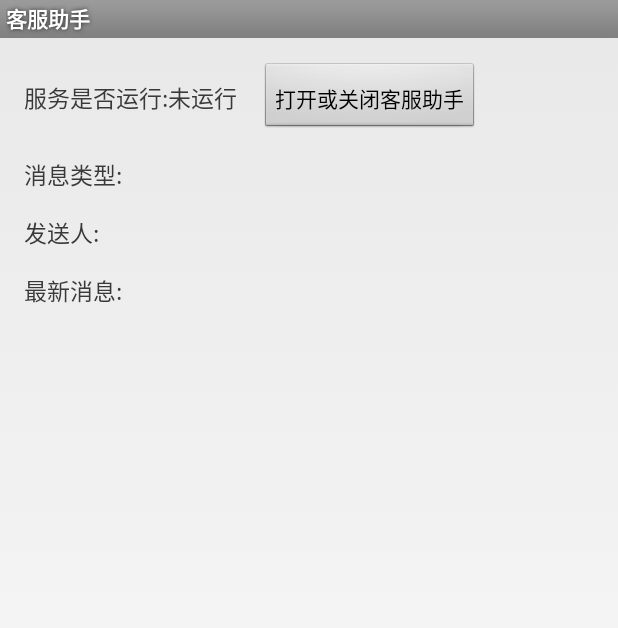
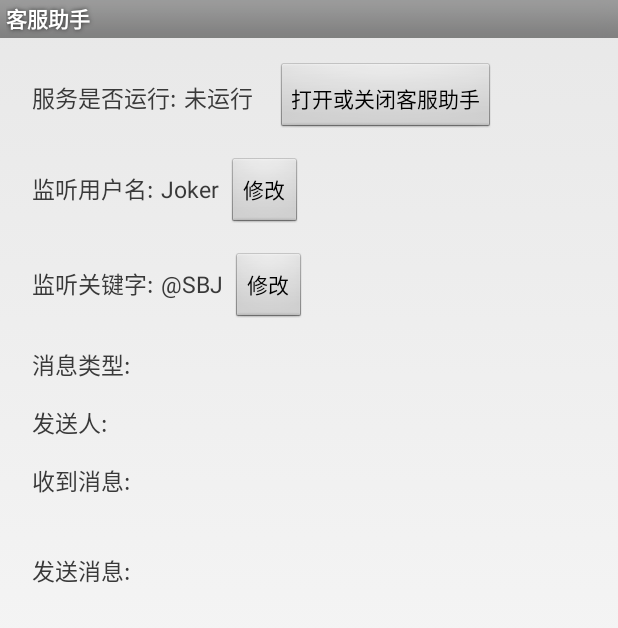
Before and after one commit to 826936079/CustmorHelper, an Android app: the screen it shows after launch (MainActivity), on a phone screen of 412 x 824 dp. Shown: the top 628 px of the screen. Run offline under Robolectric (Android 15) with nearby library versions, the phone set to English and light mode, and no system bars.

Commit message:
修改为@我+消息自动回复

```diff
--- a/app/src/main/AndroidManifest.xml
+++ b/app/src/main/AndroidManifest.xml
@@ -5,7 +5,7 @@
 
     <uses-sdk
         android:minSdkVersion="10"
-        android:targetSdkVersion="19" />
+        android:targetSdkVersion="23" />
 
 
     <uses-permission android:name="android.permission.WAKE_LOCK" />
--- a/app/src/main/java/com/custmorhelper/activity/MainActivity.java
+++ b/app/src/main/java/com/custmorhelper/activity/MainActivity.java
@@ -23,11 +23,13 @@ import com.custmorhelper.util.MyLog;
 public class MainActivity extends Activity {
 
     private static final String TAG = MainActivity.class.getSimpleName();
-    private Button startBtn;
-    private TextView isServiceRun;
-    private TextView messageType;
-    private TextView sender;
-    private TextView lastMessage;
+    private Button startButton;
+    private TextView isServiceRunTextView;
+    private TextView messageTypeTextView;
+    private TextView senderTextView;
+    private TextView receiveMessageTextView;
+    private TextView sendMessageTextView;
+    private Button listenerKeywordButton;
 
     private MainReceiver mainReceiver;
 
@@ -48,14 +50,16 @@ public class MainActivity extends Activity {
 
     private void initView() {
 
-        startBtn = (Button) findViewById(R.id.start);
-        messageType = (TextView) findViewById(R.id.messageType);
-        sender = (TextView) findViewById(R.id.sender);
-        lastMessage = (TextView) findViewById(R.id.lastMessage);
-        isServiceRun = (TextView) findViewById(R.id.isServiceRun);
+        startButton = (Button) findViewById(R.id.startButton);
+        messageTypeTextView = (TextView) findViewById(R.id.messageTypeTextView);
+        senderTextView = (TextView) findViewById(R.id.senderTextView);
+        receiveMessageTextView = (TextView) findViewById(R.id.receiveMessageTextView);
+        isServiceRunTextView = (TextView) findViewById(R.id.isServiceRunTextView);
+        sendMessageTextView = (TextView) findViewById(R.id.sendMessageTextView);
+        listenerKeywordButton = (Button) findViewById(R.id.listenerKeywordButton);
 
 
-        startBtn.setOnClickListener(new View.OnClickListener() {
+        startButton.setOnClickListener(new View.OnClickListener() {
             @Override
             public void onClick(View v) {
                 try {
@@ -68,6 +72,14 @@ public class MainActivity extends Activity {
                 }
             }
         });
+
+        listenerKeywordButton.setOnClickListener(new View.OnClickListener() {
+            @Override
+            public void onClick(View v) {
+
+            }
+        });
+
 
     }
 
@@ -106,12 +118,13 @@ public class MainActivity extends Activity {
                 MessageBean messageBean = bundle.getParcelable(Constants.MSG);
 
                 if (messageBean.getMessageType() == MessageBean.MSG_QQ) {
-                    messageType.setText(getString(R.string.message_type_qq));
+                    messageTypeTextView.setText(getString(R.string.message_type_qq));
                 } else if (messageBean.getMessageType() == MessageBean.MSG_WECHAT) {
-                    messageType.setText(getString(R.string.message_type_wechat));
+                    messageTypeTextView.setText(getString(R.string.message_type_wechat));
                 }
-                sender.setText(messageBean.getFromName());
-                lastMessage.setText(messageBean.getReceiveContent());
+                senderTextView.setText(messageBean.getFromName());
+                receiveMessageTextView.setText(messageBean.getReceiveContent());
+                sendMessageTextView.setText(messageBean.getSendContent());
 
             } else if (action.equals(Constants.ACTION_MSG_SERVICE)) {
                 int serviceState = bundle.getInt(Constants.MSG_SERVICE);
@@ -119,9 +132,9 @@ public class MainActivity extends Activity {
                 MyLog.e(TAG, "receive serviceState:" + serviceState);
 
                 if (serviceState == Constants.MSG_SERVICE_ON) {
-                    isServiceRun.setText(getString(R.string.service_is_run));
+                    isServiceRunTextView.setText(getString(R.string.service_is_run));
                 } else {
-                    isServiceRun.setText(getString(R.string.service_not_run));
+                    isServiceRunTextView.setText(getString(R.string.service_not_run));
                 }
 
 
--- a/app/src/main/java/com/custmorhelper/util/Constants.java
+++ b/app/src/main/java/com/custmorhelper/util/Constants.java
@@ -44,7 +44,8 @@ public class Constants {
     public static final int NODEINFO_EDITTEXT = 1;
     public static final int NODEINFO_BUTTON = 2;
 
-
+    public static final String SP_LISTENER_USERNAME = "listener_username";
+    public static final String SP_LISTENER_KEYWORD = "listener_keyword";
 
 
 }
--- a/app/src/main/res/layout/activity_main.xml
+++ b/app/src/main/res/layout/activity_main.xml
@@ -9,6 +9,7 @@
     android:orientation="vertical"
     tools:context=".activity.MainActivity">
 
+
     <LinearLayout
         style="@style/main_layout">
 
@@ -18,12 +19,12 @@
             android:text="@string/is_service_run"/>
 
         <TextView
-            android:id="@+id/isServiceRun"
+            android:id="@+id/isServiceRunTextView"
             style="@style/main_text"
             android:text="@string/service_not_run"/>
 
         <Button
-            android:id="@+id/start"
+            android:id="@+id/startButton"
             android:layout_width="wrap_content"
             android:layout_height="wrap_content"
             android:padding="@dimen/button_padding"
@@ -31,6 +32,48 @@
             android:layout_centerInParent="true"
             android:textSize="@dimen/button_small_size"
             android:text="@string/open_accessibility"/>
+
+    </LinearLayout>
+
+    <LinearLayout
+        style="@style/main_layout">
+
+        <TextView
+            style="@style/main_text"
+            android:text="@string/listener_username"/>
+
+        <TextView
+            android:id="@+id/listenerUserNameTextView"
+            android:text="@string/listenerser_name_default"
+            style="@style/main_text"/>
+
+        <Button
+            android:id="@+id/listenerUserNameButton"
+            android:layout_width="wrap_content"
+            android:layout_height="wrap_content"
+            android:layout_marginLeft="@dimen/listener_button_margin_left"
+            android:text="@string/change"/>
+
+    </LinearLayout>
+
+    <LinearLayout
+        style="@style/main_layout">
+
+        <TextView
+            style="@style/main_text"
+            android:text="@string/listener_keyword"/>
+
+        <TextView
+            android:id="@+id/listenerKeywordTextView"
+            android:text="@string/listener_keyword_default"
+            style="@style/main_text"/>
+
+        <Button
+            android:id="@+id/listenerKeywordButton"
+            android:layout_width="wrap_content"
+            android:layout_height="wrap_content"
+            android:layout_marginLeft="@dimen/listener_button_margin_left"
+            android:text="@string/change"/>
 
     </LinearLayout>
 
@@ -43,7 +86,7 @@
             android:text="@string/message_type"/>
 
         <TextView
-            android:id="@+id/messageType"
+            android:id="@+id/messageTypeTextView"
             style="@style/main_text"/>
 
 
@@ -57,7 +100,7 @@
             android:text="@string/sender"/>
 
         <TextView
-            android:id="@+id/sender"
+            android:id="@+id/senderTextView"
             style="@style/main_text"/>
 
 
@@ -69,10 +112,27 @@
 
         <TextView
             style="@style/main_text"
-            android:text="@string/last_message"/>
+            android:text="@string/receive_message"/>
 
         <TextView
-            android:id="@+id/lastMessage"
+            android:id="@+id/receiveMessageTextView"
+            android:autoLink="all"
+            style="@style/main_text"/>
+
+
+    </LinearLayout>
+
+    <LinearLayout
+        style="@style/main_layout"
+        android:orientation="vertical">
+
+        <TextView
+            style="@style/main_text"
+            android:text="@string/send_message"/>
+
+        <TextView
+            android:id="@+id/sendMessageTextView"
+            android:autoLink="all"
             style="@style/main_text"/>
 
 
--- a/app/src/main/res/values/dimens.xml
+++ b/app/src/main/res/values/dimens.xml
@@ -13,5 +13,7 @@
     <dimen name="main_layout_margin">15dp</dimen>
 
     <dimen name="main_button_padding_left">5dp</dimen>
+    <dimen name="listener_button_margin_left">5dp</dimen>
+    <dimen name="listener_text_margin_left">5dp</dimen>
 
 </resources>
--- a/app/src/main/res/values/strings.xml
+++ b/app/src/main/res/values/strings.xml
@@ -15,11 +15,19 @@
     <string name="service_is_run">正在运行</string>
     <string name="message_type">消息类型:</string>
     <string name="sender">发送人:</string>
-    <string name="last_message">最新消息:</string>
+    <string name="receive_message">收到消息:</string>
+    <string name="send_message">发送消息:</string>
 
     <string name="message_type_qq">QQ</string>
     <string name="message_type_wechat">微信</string>
     <string name="error_msg">么么哒</string>
 
+    <string name="welcome_msg">你可以跟我聊这些（请@我 + 笑话、新闻、图片、成语接龙、故事、天气、问答、百科、菜谱、计算、飞机、列车），例如：
+1 讲个笑话 2 看新闻  3 刘亦菲的照片 4 开始成语接龙 5 讲个故事   6 今天深圳的天气 7 感冒应该怎么办 8 周杰伦介绍 9 蛋炒饭怎么做 10 1+1 11 明天深圳到上海的飞机 12 明天深圳到上海火车</string>
+    <string name="change">修改</string>
+    <string name="listener_username">监听用户名:</string>
+    <string name="listener_keyword">监听关键字:</string>
+    <string name="listenerser_name_default">Joker</string>
+    <string name="listener_keyword_default">\@SBJ</string>
 
 </resources>
--- a/app/src/main/res/values/styles.xml
+++ b/app/src/main/res/values/styles.xml
@@ -28,9 +28,12 @@
     <style name="main_text">
         <item name="android:layout_width">wrap_content</item>
         <item name="android:layout_height">wrap_content</item>
+        <item name="android:layout_marginLeft">@dimen/listener_text_margin_left</item>
         <item name="android:textSize">15sp</item>
         <item name="android:textColor">#ff393939</item>
         <item name="android:gravity">left</item>
+        <item name="android:focusable">true</item>
+        <item name="android:clickable">true</item>
     </style>
 
 </resources>
```
Also changed, not shown: app/src/main/java/com/custmorhelper/service/MonitorService.java (+75 -22 lines).
